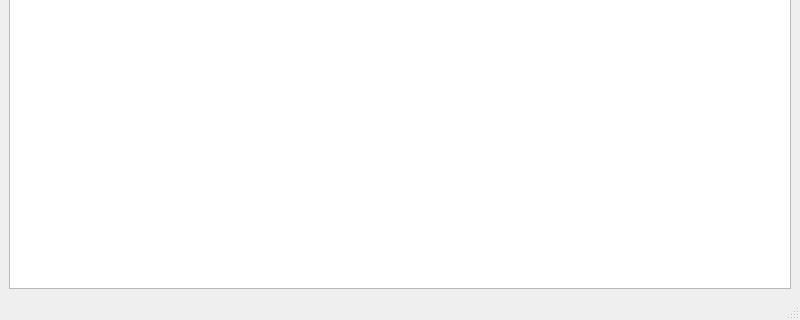
Before: the Qt Designer form DXCC/mainwindow.ui in eloranta/DXCC, drawn with Qt 5; both pictures show x 0 to 800 and y 280 to 600 of the 800 by 600 pixel window.
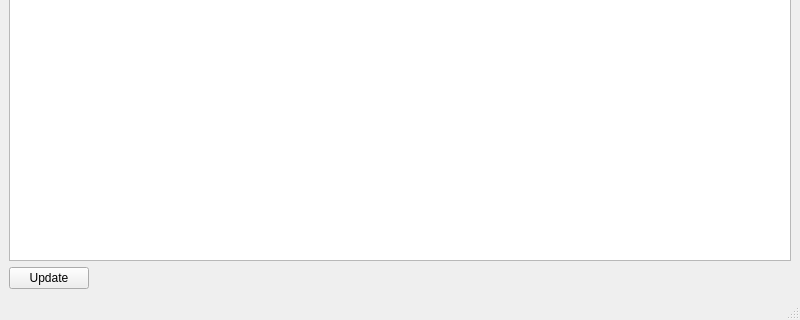
After: the same form once the commit is applied.

What changed in the file:
```diff
--- a/DXCC/mainwindow.ui
+++ b/DXCC/mainwindow.ui
@@ -18,6 +18,30 @@
     <item row="0" column="0">
      <widget class="QTableView" name="tableView"/>
     </item>
+    <item row="1" column="0">
+     <layout class="QHBoxLayout" name="horizontalLayout">
+      <item>
+       <widget class="QPushButton" name="pushButton">
+        <property name="text">
+         <string>Update</string>
+        </property>
+       </widget>
+      </item>
+      <item>
+       <spacer name="horizontalSpacer">
+        <property name="orientation">
+         <enum>Qt::Horizontal</enum>
+        </property>
+        <property name="sizeHint" stdset="0">
+         <size>
+          <width>40</width>
+          <height>20</height>
+         </size>
+        </property>
+       </spacer>
+      </item>
+     </layout>
+    </item>
    </layout>
   </widget>
   <widget class="QMenuBar" name="menubar">
```
